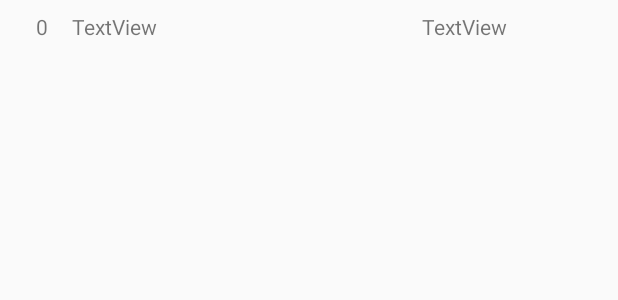
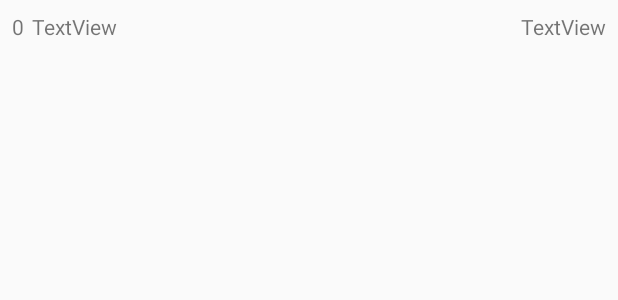
Before and after one commit to ikaru19/aplikasi-resto, an Android app: the layout item_order.xml on its own in the app's theme, with its tools: preview values and no code run, on a phone screen of 412 x 824 dp. Shown: the top 300 px of the screen. Run offline under Robolectric (Android 15) with nearby library versions, the phone set to English and light mode, and no system bars.

Commit message:
Fixing menu layout ,order layout and transaction detail layout

```diff
--- a/app/src/main/java/com/syafrizal/my_geer/Adapter/OrdersAdapter.java
+++ b/app/src/main/java/com/syafrizal/my_geer/Adapter/OrdersAdapter.java
@@ -37,8 +37,8 @@ public class OrdersAdapter extends RecyclerView.Adapter<OrdersAdapter.ViewHolder
     public void onBindViewHolder(@NonNull OrdersAdapter.ViewHolder viewHolder, int i) {
         OrderMenu orderMenu = orders.get(i);
         viewHolder.txtName.setText(orderMenu.getName());
-        viewHolder.txtQty.setText(Integer.toString(orderMenu.getTotal()));
-        viewHolder.txtPrice.setText(Integer.toString(orderMenu.getPrice()));
+        viewHolder.txtQty.setText(Integer.toString(orderMenu.getTotal()) + "x");
+        viewHolder.txtPrice.setText("Rp."+Integer.toString(orderMenu.getPrice()));
     }
 
     @Override
--- a/app/src/main/java/com/syafrizal/my_geer/Adapter/TransactionAdapter.java
+++ b/app/src/main/java/com/syafrizal/my_geer/Adapter/TransactionAdapter.java
@@ -46,7 +46,7 @@ public class TransactionAdapter extends RecyclerView.Adapter<TransactionAdapter.
 
         viewHolder.txtName.setText(dish.getName());
         viewHolder.txtQty.setText(Integer.toString(booking.getQuantity()));
-        viewHolder.txtPrice.setText(Integer.toString(dish.getPrice()));
+        viewHolder.txtPrice.setText("Rp." + Integer.toString(dish.getPrice()));
     }
 
     @Override
--- a/app/src/main/java/com/syafrizal/my_geer/Fragments/TransDetailFragment.java
+++ b/app/src/main/java/com/syafrizal/my_geer/Fragments/TransDetailFragment.java
@@ -64,7 +64,7 @@ public class TransDetailFragment extends Fragment {
         String dateString = format.format(booking.getCreated_at());
 
         txtResName.setText(booking.getRestaurant().getName());
-        txtCode.setText(Integer.toString(booking.getId()));
+        txtCode.setText("Order No : " + Integer.toString(booking.getId()));
         txtStatus.setText("ORDER "+booking.getStatus().toUpperCase());
         txtPrice.setText("Rp "+Integer.toString(booking.getTotal_price()));
         txtNotes.setText(booking.getNotes());
--- a/app/src/main/res/layout/item_menu.xml
+++ b/app/src/main/res/layout/item_menu.xml
@@ -42,12 +42,12 @@
             android:id="@+id/tv_harga_menu"
             android:layout_width="wrap_content"
             android:layout_height="wrap_content"
-            android:layout_marginStart="5dp"
             android:layout_marginTop="12dp"
+            android:layout_marginEnd="8dp"
             android:text="TextView"
             android:textColor="@android:color/holo_green_dark"
             android:textSize="18sp"
-            app:layout_constraintStart_toStartOf="parent"
+            app:layout_constraintEnd_toEndOf="parent"
             app:layout_constraintTop_toBottomOf="@+id/tv_judul_menu" />
     </android.support.constraint.ConstraintLayout>
 
--- a/app/src/main/res/layout/item_order.xml
+++ b/app/src/main/res/layout/item_order.xml
@@ -10,7 +10,7 @@
         android:id="@+id/tv_conf_qty"
         android:layout_width="wrap_content"
         android:layout_height="wrap_content"
-        android:layout_marginStart="24dp"
+        android:layout_marginStart="8dp"
         android:layout_marginTop="8dp"
         android:text="0"
         app:layout_constraintStart_toStartOf="parent"
@@ -18,11 +18,13 @@
 
     <TextView
         android:id="@+id/tv_conf_name"
-        android:layout_width="wrap_content"
+        android:layout_width="0dp"
         android:layout_height="wrap_content"
-        android:layout_marginStart="16dp"
+        android:layout_marginStart="5dp"
         android:layout_marginTop="8dp"
+        android:layout_marginEnd="8dp"
         android:text="TextView"
+        app:layout_constraintEnd_toStartOf="@+id/tv_conf_price"
         app:layout_constraintStart_toEndOf="@+id/tv_conf_qty"
         app:layout_constraintTop_toTopOf="parent" />
 
@@ -30,12 +32,9 @@
         android:id="@+id/tv_conf_price"
         android:layout_width="wrap_content"
         android:layout_height="wrap_content"
-        android:layout_marginStart="8dp"
         android:layout_marginTop="8dp"
         android:layout_marginEnd="8dp"
         android:text="TextView"
         app:layout_constraintEnd_toEndOf="parent"
-        app:layout_constraintHorizontal_bias="0.72"
-        app:layout_constraintStart_toEndOf="@+id/tv_conf_name"
         app:layout_constraintTop_toTopOf="parent" />
 </android.support.constraint.ConstraintLayout>
```
